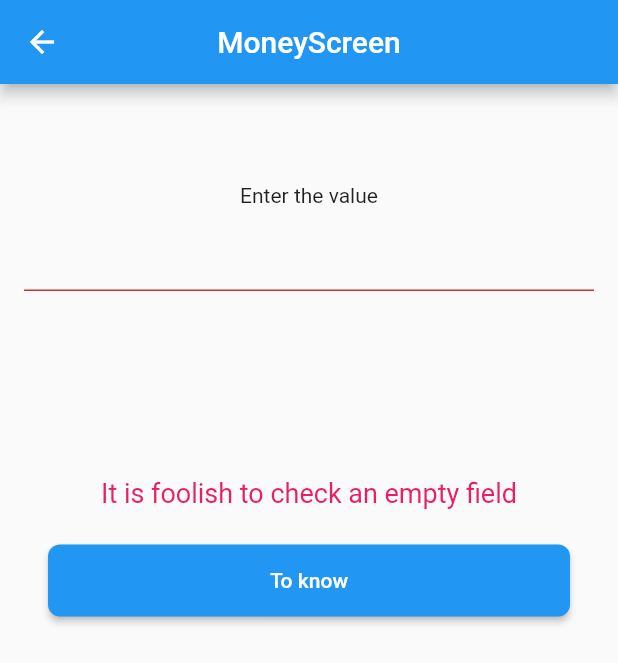
After one commit to SergioSorokin/sergey-sorokin-basics, a Flutter app: the MoneyScreen screen opened by its route, after a tap on "To know", on a phone screen of 412 x 824 dp. The commit adds this screen. Shown: the top 663 px of the screen. Run offline on Flutter 3.47's test engine with Material 2 defaults, Android fonts, the phone set to English and light mode, and no system bars; our stand-ins replace flutter_switch.

Commit message:
SU-3722: implement a constructor and function parseInputString in process

```diff
--- /dev/null
+++ b/lib/basis/2/money_screen.dart
@@ -0,0 +1,129 @@
+import 'package:flutter/material.dart';
+import 'package:pdp_project/basis/2/special_type_money.dart';
+
+class MoneyScreen extends StatefulWidget {
+  static const String routName = '/moneyScreen';
+  const MoneyScreen({Key? key}) : super(key: key);
+
+  @override
+  _MoneyScreenState createState() => _MoneyScreenState();
+}
+
+class _MoneyScreenState extends State<MoneyScreen> {
+  String inputString = '';
+  String message = '';
+  final formKey = GlobalKey<FormState>();
+  final TextEditingController inputStringController = TextEditingController();
+
+  @override
+  Widget build(BuildContext context) {
+    return Scaffold(
+      floatingActionButtonLocation: FloatingActionButtonLocation.centerDocked,
+      appBar: AppBar(
+        title: Text('MoneyScreen'),
+        centerTitle: true,
+      ),
+      body: Form(
+        key: formKey,
+        child: SingleChildScrollView(
+          child: Padding(
+            padding: const EdgeInsets.all(16),
+            child: Column(
+              children: [
+                Padding(
+                  padding: const EdgeInsets.only(top: 50, bottom: 8),
+                  child: Text('Enter the value'),
+                ),
+                Center(
+                  child: Container(
+                    // width: 80,
+                    // height: 60,
+                    child: TextFormField(
+                      textAlign: TextAlign.center,
+                      // maxLength: 8,
+                      onFieldSubmitted: validator,
+                      onChanged: (value) {
+                        setState(
+                          () {
+                            inputString = inputStringController.text;
+                            // int.parse(numberController.text).toString();
+                          },
+                        );
+                      },
+                      controller: inputStringController,
+                      decoration: InputDecoration(
+                        hintText: '',
+                        hintStyle: TextStyle(color: Colors.grey, fontSize: 16),
+                        enabledBorder: UnderlineInputBorder(
+                          borderSide: BorderSide(color: Colors.grey),
+                        ),
+                        focusedBorder: UnderlineInputBorder(
+                          borderSide: BorderSide(color: Colors.grey),
+                        ),
+                      ),
+                      inputFormatters: [
+                        // FilteringTextInputFormatter.digitsOnly,
+                      ],
+                      validator: (value) {
+                        if (value!.isEmpty) {
+                          setState(
+                            () {
+                              message = 'It is foolish to check an empty field';
+                            },
+                          );
+                          return '';
+                        }
+                        return null;
+                      },
+                    ),
+                  ),
+                ),
+                Padding(
+                  padding: const EdgeInsets.only(top: 50, bottom: 8),
+                  child: Text(''),
+                ),
+                Padding(
+                  padding: const EdgeInsets.only(top: 28, bottom: 8),
+                  child: Text(
+                    message,
+                    style: TextStyle(color: Colors.pink, fontSize: 18),
+                  ),
+                ),
+                Padding(
+                  padding: EdgeInsets.all(16),
+                  child: ConstrainedBox(
+                    constraints: const BoxConstraints(
+                        minWidth: double.maxFinite, minHeight: 48),
+                    child: ElevatedButton(
+                      onPressed: () => validator(inputString),
+                      style: ElevatedButton.styleFrom(
+                        shape: RoundedRectangleBorder(
+                          borderRadius: BorderRadius.circular(8),
+                        ),
+                      ),
+                      child: Text(
+                        'To know',
+                        style: const TextStyle(fontSize: 14),
+                      ),
+                    ),
+                  ),
+                ),
+              ],
+            ),
+          ),
+        ),
+      ),
+    );
+  }
+
+  void validator(String inputString) async {
+    if (formKey.currentState!.validate()) {
+      var result = MyMoney(inputString: inputString);
+      setState(
+        () {
+          message = result.toString();
+        },
+      );
+    }
+  }
+}
--- a/lib/main.dart
+++ b/lib/main.dart
@@ -2,6 +2,7 @@ import 'package:flutter/cupertino.dart';
 import 'package:flutter/material.dart';
 import 'package:pdp_project/basis/1/18_factorial.dart';
 import 'package:pdp_project/basis/1/324_four_digit_palindrome.dart';
+import 'package:pdp_project/basis/2/money_screen.dart';
 import 'package:pdp_project/basis/3/number_systems.dart';
 import 'package:pdp_project/basis/3/time_conversion.dart';
 import 'package:pdp_project/home_page.dart';
@@ -23,6 +24,7 @@ class App extends StatelessWidget {
         FourDigitPalindrome.routName: (context) => FourDigitPalindrome(),
         NumberSystems.routName: (context) => NumberSystems(),
         TimeConversion.routName: (context) => TimeConversion(),
+        MoneyScreen.routName: (context) => MoneyScreen(),
       },
       initialRoute: HomePage.routName,
     );
```
Also changed, not shown: lib/basis/2/special_type_money.dart (+30 -1 lines), lib/home_page.dart (+15 -0 lines).
